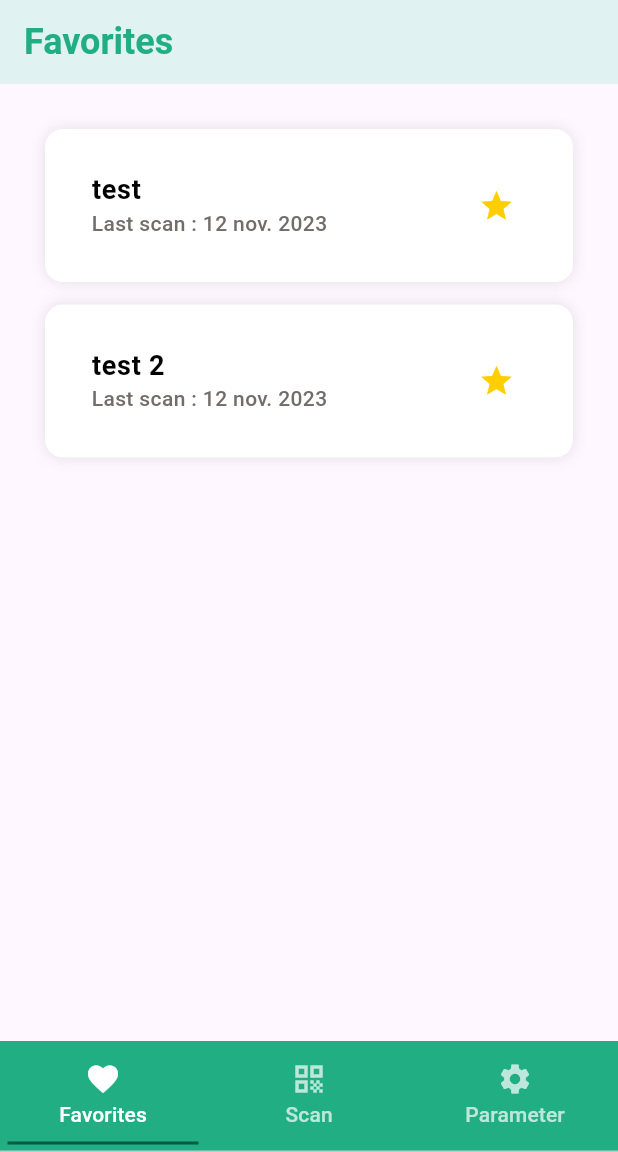
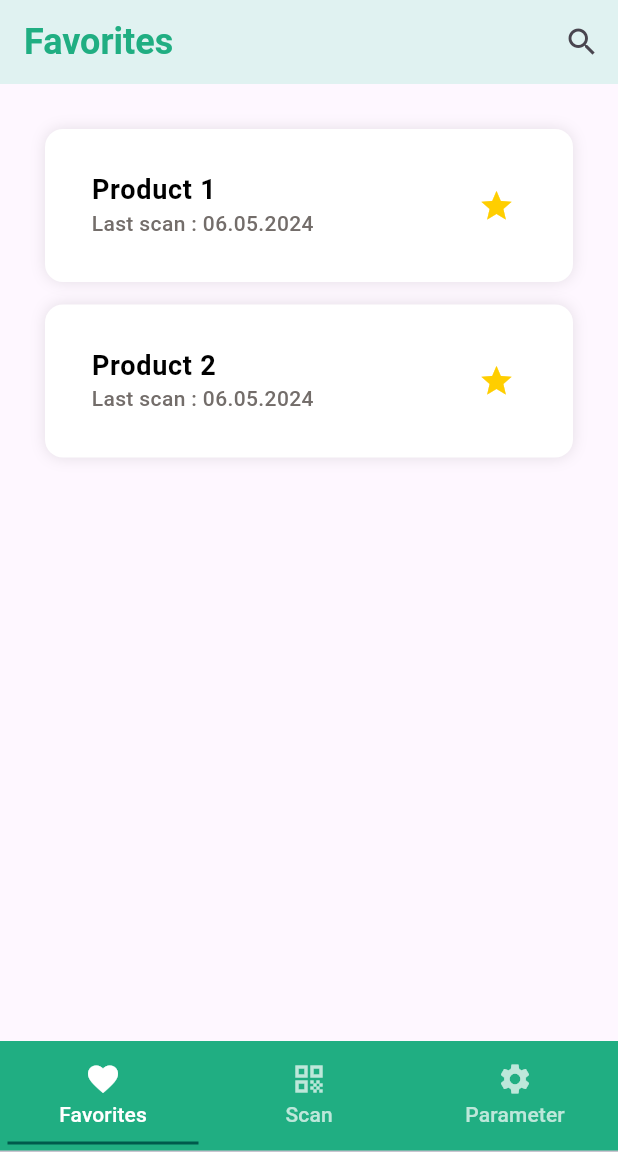
Before and after one commit to MA-AdMoApp-EthiScan/frontend, a Flutter app: the screen it shows after launch, on a phone screen of 412 x 824 dp, the part 84-1236 px from its top. Run offline on Flutter 3.47's test engine with Material 3 defaults, Android fonts, the phone set to English and light mode, and no system bars; our stand-ins replace auto_size_text, bloc, flutter_bloc, flutter_dotenv, flutter_i18n, flutter_svg and 5 more; Roboto replaces fonts that are missing (Montserrat).

Commit message:
add basic search options

```diff
--- /dev/null
+++ b/devtools_options.yaml
@@ -0,0 +1 @@
+extensions:
--- a/lib/app/favorite_bloc/favorite_bloc.dart
+++ b/lib/app/favorite_bloc/favorite_bloc.dart
@@ -1,4 +1,5 @@
 import 'package:bloc/bloc.dart';
+import 'package:ethiscan/domain/entities/product.dart';
 import 'package:freezed_annotation/freezed_annotation.dart';
 import 'package:injectable/injectable.dart' show injectable;
 
@@ -14,11 +15,9 @@ class FavoriteBloc extends Bloc<FavoriteEvent, FavoriteState> {
         load: () async {
           emit(const FavoriteState.loading());
           await Future.delayed(const Duration(seconds: 3));
-          emit(const FavoriteState.loaded(favorite: 'Favorite 1'));
+          // emit(const FavoriteState.loaded(favorite: null);
         },
       );
     });
   }
 }
-
-class Favoritetate {}
--- a/lib/app/favorite_bloc/favorite_state.dart
+++ b/lib/app/favorite_bloc/favorite_state.dart
@@ -7,7 +7,7 @@ abstract class FavoriteState with _$FavoriteState {
   const factory FavoriteState.loading() = _FavoriteLoading;
 
   const factory FavoriteState.loaded({
-    required String favorite,
+    required Product favorite,
   }) = _FavoriteLoaded;
 
   const factory FavoriteState.error() = _FavoriteError;
--- a/lib/app/favorites_bloc/favorites_bloc.dart
+++ b/lib/app/favorites_bloc/favorites_bloc.dart
@@ -1,4 +1,7 @@
 import 'package:bloc/bloc.dart';
+import 'package:ethiscan/domain/entities/favorite_sort.dart';
+import 'package:ethiscan/domain/entities/list_product.dart';
+import 'package:ethiscan/utils/date_helpers.dart';
 import 'package:freezed_annotation/freezed_annotation.dart';
 import 'package:injectable/injectable.dart';
 
@@ -11,12 +14,40 @@ class FavoritesBloc extends Bloc<FavoritesEvent, FavoritesState> {
   FavoritesBloc() : super(const FavoritesState.initial()) {
     on<FavoritesEvent>((event, emit) async {
       await event.when(
-        load: () async {
+        load: (favoriteCriteria) async {
           emit(const FavoritesState.loading());
           await Future.delayed(const Duration(seconds: 3));
-          emit(const FavoritesState.loaded(
-              favorites: ['Favorite 1', 'Favorite 2']));
+          List<ListProduct> products = [
+            ListProduct(
+              id: "1",
+              name: 'Product 1',
+              scanDate: DateTime.now(),
+            ),
+            ListProduct(
+              id: "2",
+              name: 'Product 2',
+              scanDate: DateHelpers.firstDayOfWeek(DateTime.now()),
+            ),
+          ];
+          emit(FavoritesState.loaded(favorites: products, favoriteCriteria: favoriteCriteria));
         },
+        updateCriteria: (favoriteCriteria) async {
+          emit(const FavoritesState.loading());
+
+          List<ListProduct> products = [
+            ListProduct(
+              id: "1",
+              name: 'Product 1',
+              scanDate: DateTime.now(),
+            ),
+            ListProduct(
+              id: "2",
+              name: 'Product 2',
+              scanDate: DateHelpers.firstDayOfWeek(DateTime.now()),
+            ),
+          ];
+          emit(FavoritesState.loaded(favorites: products, favoriteCriteria: favoriteCriteria));
+        }
       );
     });
   }
--- a/lib/app/favorites_bloc/favorites_event.dart
+++ b/lib/app/favorites_bloc/favorites_event.dart
@@ -2,5 +2,6 @@ part of 'favorites_bloc.dart';
 
 @freezed
 abstract class FavoritesEvent with _$FavoritesEvent {
-  const factory FavoritesEvent.load() = _FavoritesLoad;
+  const factory FavoritesEvent.load(FavoriteSort favoriteCriteria) = _FavoritesLoad;
+  const factory FavoritesEvent.updateCriteria(FavoriteSort favoriteCriteria) = _FavoritesUpdateCriteria;
 }
--- a/lib/app/favorites_bloc/favorites_state.dart
+++ b/lib/app/favorites_bloc/favorites_state.dart
@@ -7,7 +7,8 @@ abstract class FavoritesState with _$FavoritesState {
   const factory FavoritesState.loading() = _FavoritesLoading;
 
   const factory FavoritesState.loaded({
-    required List<String> favorites,
+    required List<ListProduct> favorites,
+    required FavoriteSort favoriteCriteria,
   }) = _FavoritesLoaded;
 
   const factory FavoritesState.error() = _FavoritesError;
--- /dev/null
+++ b/lib/domain/entities/favorite_sort.dart
@@ -0,0 +1,39 @@
+import 'package:ethiscan/domain/entities/sort_criteria.dart';
+
+class FavoriteSort {
+  final String? name;
+  final bool? isRange;
+  final DateTime? dateFrom;
+  final DateTime? dateTo;
+  final SortCriteria sortCriteria;
+
+  FavoriteSort({
+    this.name,
+    this.isRange,
+    this.dateFrom,
+    this.dateTo,
+    SortCriteria? sortCriteria,
+  }) : sortCriteria = sortCriteria ?? SortCriteria() {
+    if (isRange == true) {
+      assert(dateFrom != null && dateTo != null);
+    } else if (isRange == false) {
+      assert(dateFrom != null && dateTo == null);
+    }
+  }
+
+  FavoriteSort copyWith({
+    String? name,
+    bool? isRange,
+    DateTime? dateFrom,
+    DateTime? dateTo,
+    SortCriteria? sortCriteria,
+  }) {
+    return FavoriteSort(
+      name: name ?? this.name,
+      isRange: isRange ?? this.isRange,
+      dateFrom: dateFrom ?? this.dateFrom,
+      dateTo: dateTo ?? this.dateTo,
+      sortCriteria: sortCriteria ?? this.sortCriteria,
+    );
+  }
+}
--- /dev/null
+++ b/lib/domain/entities/list_product.dart
@@ -0,0 +1,23 @@
+class ListProduct {
+  final String id;
+  final String name;
+  final DateTime scanDate;
+
+  ListProduct({
+    required this.id,
+    required this.name,
+    required this.scanDate,
+  });
+
+  ListProduct copyWith({
+    String? id,
+    String? name,
+    DateTime? scanDate,
+  }) {
+    return ListProduct(
+      id: id ?? this.id,
+      name: name ?? this.name,
+      scanDate: scanDate ?? this.scanDate,
+    );
+  }
+}
--- a/lib/domain/entities/product.dart
+++ b/lib/domain/entities/product.dart
@@ -1,18 +1,35 @@
-import 'package:ethiscan/domain/entities/certification.dart';
-import 'package:ethiscan/domain/entities/metadata.dart';
-
 class Product {
   final String id;
   final String name;
-  final String barcode;
-  final List<Certification> certification;
-  final List<Metadata> metadata;
+  final String image;
+  final String description;
+  final double carbonFootprint;
+  final DateTime scanDate;
 
   Product({
     required this.id,
     required this.name,
-    required this.barcode,
-    required this.certification,
-    required this.metadata,
+    required this.image,
+    required this.description,
+    required this.carbonFootprint,
+    required this.scanDate,
   });
+
+  Product copyWith({
+    String? id,
+    String? name,
+    String? image,
+    String? description,
+    double? carbonFootprint,
+    DateTime? scanDate,
+  }) {
+    return Product(
+      id: id ?? this.id,
+      name: name ?? this.name,
+      image: image ?? this.image,
+      description: description ?? this.description,
+      carbonFootprint: carbonFootprint ?? this.carbonFootprint,
+      scanDate: scanDate ?? this.scanDate,
+    );
+  }
 }
--- /dev/null
+++ b/lib/domain/entities/sort_criteria.dart
@@ -0,0 +1,16 @@
+import 'package:flutter/material.dart';
+
+class SortCriteria {
+  final SortField field;
+  final SortOrder order;
+
+  SortCriteria({
+    this.field = SortField.name,
+    this.order = SortOrder.ascending,
+  });
+
+}
+
+enum SortOrder { ascending, descending }
+
+enum SortField { name, scanDate }
--- a/lib/presentation/favorites/favorites.dart
+++ b/lib/presentation/favorites/favorites_page.dart
@@ -1,4 +1,6 @@
 import 'package:ethiscan/app/favorites_bloc/favorites_bloc.dart';
+import 'package:ethiscan/domain/entities/favorite_sort.dart';
+import 'package:ethiscan/domain/entities/list_product.dart';
 import 'package:ethiscan/injection.dart';
 import 'package:ethiscan/presentation/core/custom_loading.dart';
 import 'package:ethiscan/presentation/core/custom_texts.dart';
@@ -27,27 +29,38 @@ class FavoritesPage extends StatefulWidget {
 
 class _FavoritesPage extends State<FavoritesPage> {
   late FavoritesBloc _favoritesBloc;
+  bool _isSearch = false;
 
   @override
   void initState() {
     _favoritesBloc = getIt();
-    _favoritesBloc.add(const FavoritesEvent.load());
+    _favoritesBloc.add(FavoritesEvent.load(FavoriteSort()));
     super.initState();
   }
 
   @override
+  void dispose() {
+    _favoritesBloc.close();
+    super.dispose();
+  }
+
+  @override
   Widget build(BuildContext context) {
-    return BlocProvider<FavoritesBloc>(
-      create: (context) => getIt(),
-      child: BlocBuilder<FavoritesBloc, FavoritesState>(
-        builder: (context, state) => state.when(
-          loading: () => _page(context, loading: true),
-          error: () => _page(context, error: true),
-          initial: () => _page(context),
-          loaded: (List<String> favorites) =>
-              _page(context, favorites: favorites),
-        ),
-      ),
+    return BlocProvider.value(
+        value: _favoritesBloc,
+        child: BlocConsumer<FavoritesBloc, FavoritesState>(
+          listener: (context, state) {},
+          builder: (context, state) {
+            return state.maybeWhen(
+              loading: () => _page(context, loading: true),
+              error: () => _page(context, error: true),
+              initial: () => _page(context),
+              loaded: (List<ListProduct> favorites, FavoriteSort favoriteCriteria) =>
+                  _page(context, favorites: favorites, favoriteCriteria: favoriteCriteria),
+              orElse: () => _page(context),
+            );
+          },
+        )
     );
   }
 
@@ -55,8 +68,11 @@ class _FavoritesPage extends State<FavoritesPage> {
     BuildContext context, {
     bool loading = false,
     bool error = false,
-    List<String> favorites = const [],
+    List<ListProduct> favorites = const [],
+    FavoriteSort? favoriteCriteria,
   }) {
+
+
     return Scaffold(
       appBar: AppBar(
         backgroundColor: UIColors.lightScaffoldBackgroundColor,
@@ -64,6 +80,14 @@ class _FavoritesPage extends State<FavoritesPage> {
           context,
           "favorites.title",
         )),
+        actions: [
+          IconButton(
+            icon: const Icon(Icons.search_outlined),
+            onPressed: () {
+              _isSearch = !_isSearch;
+            },
+          )
+        ],
         titleTextStyle: const TextStyle(
             color: UIColors.lightPrimaryColor,
             fontSize: 24,
@@ -84,12 +108,12 @@ class _FavoritesPage extends State<FavoritesPage> {
   }
 
   List<Widget> _getFavoritesCards(
-      List<String> favorites, bool loading, bool error) {
+      List<ListProduct> favorites, bool loading, bool error) {
     //error = true;
     if (error) {
       return [
-        CustomH3(I18nUtils.translate(context, "favorites.error-title")),
-        CustomText(I18nUtils.translate(context, "favorites.error-message"))
+        CustomH3(I18nUtils.translate(context, "favorites.error.title")),
+        CustomText(I18nUtils.translate(context, "favorites.error.message"))
       ];
     } else if (loading) {
       return [
@@ -99,10 +123,10 @@ class _FavoritesPage extends State<FavoritesPage> {
         ),
       ];
     } else {
-      favorites = favorites.isEmpty ? ["test", "test 2"] : favorites;
+      //favorites = favorites.isEmpty ? ["test", "test 2"] : favorites;
       List<Widget> widgets = [];
       List<Widget> f = favorites
-          .map((favorite) => FavoriteCard(favorite: favorite, date: "12 nov. 2023")) // todo : use values from backend
+          .map((favorite) => FavoriteCard(favorite: favorite))
           .toList();
       for (int i = 0; i < f.length; i++) {
         widgets.add(const SizedBox(height: 15));
@@ -111,4 +135,5 @@ class _FavoritesPage extends State<FavoritesPage> {
       return widgets;
     }
   }
+
 }
--- a/lib/presentation/favorites/widgets/favorites_card.dart
+++ b/lib/presentation/favorites/widgets/favorites_card.dart
@@ -1,19 +1,20 @@
+import 'package:ethiscan/domain/entities/list_product.dart';
 import 'package:ethiscan/presentation/core/custom_texts.dart';
-import 'package:ethiscan/presentation/favorites/favorite.dart';
+import 'package:ethiscan/presentation/favorites/favorite_page.dart';
 import 'package:ethiscan/presentation/widget_core/my_card.dart';
+import 'package:ethiscan/utils/date_helpers.dart';
 import 'package:ethiscan/utils/i18n_utils.dart';
 import 'package:ethiscan/utils/ui_colors.dart';
 import 'package:flutter/material.dart';
 
 class FavoriteCard extends MyCard {
-  final String? favorite;
-  final String? date;
+  final ListProduct favorite;
   final bool error;
 
-  const FavoriteCard({super.key, this.favorite, this.date, this.error = false})
+  const FavoriteCard({super.key, required this.favorite, this.error = false})
       : super(
           showChildWhileLoading: true,
-          disableNavigation: favorite == null || error,
+          disableNavigation: error,
         );
 
   @override
@@ -24,8 +25,8 @@ class FavoriteCard extends MyCard {
 
     return ListTile(
       trailing: const Icon(Icons.star, color: UIColors.lightAccentColor),
-      title: CustomH2(favorite!),
-      subtitle: CustomText(I18nUtils.translate(context, "favorite.last_scan") + (date ?? "")),
+      title: CustomH2(favorite.name),
+      subtitle: CustomText(I18nUtils.translate(context, "favorite.last_scan") + DateHelpers.formatDateToEuropeanStyle(favorite.scanDate)),
     );
   }
 
@@ -36,5 +37,5 @@ class FavoriteCard extends MyCard {
 
   @override
   Widget page() => FavoritePage(
-      favoriteName: favorite);
+      favoriteName: favorite.name);
 }
--- a/lib/presentation/home_page.dart
+++ b/lib/presentation/home_page.dart
@@ -1,4 +1,4 @@
-import 'package:ethiscan/presentation/favorites/favorites.dart';
+import 'package:ethiscan/presentation/favorites/favorites_page.dart';
 import 'package:ethiscan/utils/i18n_utils.dart';
 import 'package:flutter/material.dart';
 import 'package:flutter_svg/flutter_svg.dart';
```
Also changed, not shown: assets/locales/en.yaml (+6 -2 lines), lib/presentation/favorites/favorite_page.dart (renamed from lib/presentation/favorites/favorite.dart, +26 -3 lines), lib/utils/date_helpers.dart (added, +119 -0 lines), lib/app/favorite_bloc/favorite_bloc.freezed.dart, lib/app/favorites_bloc/favorites_bloc.freezed.dart.
